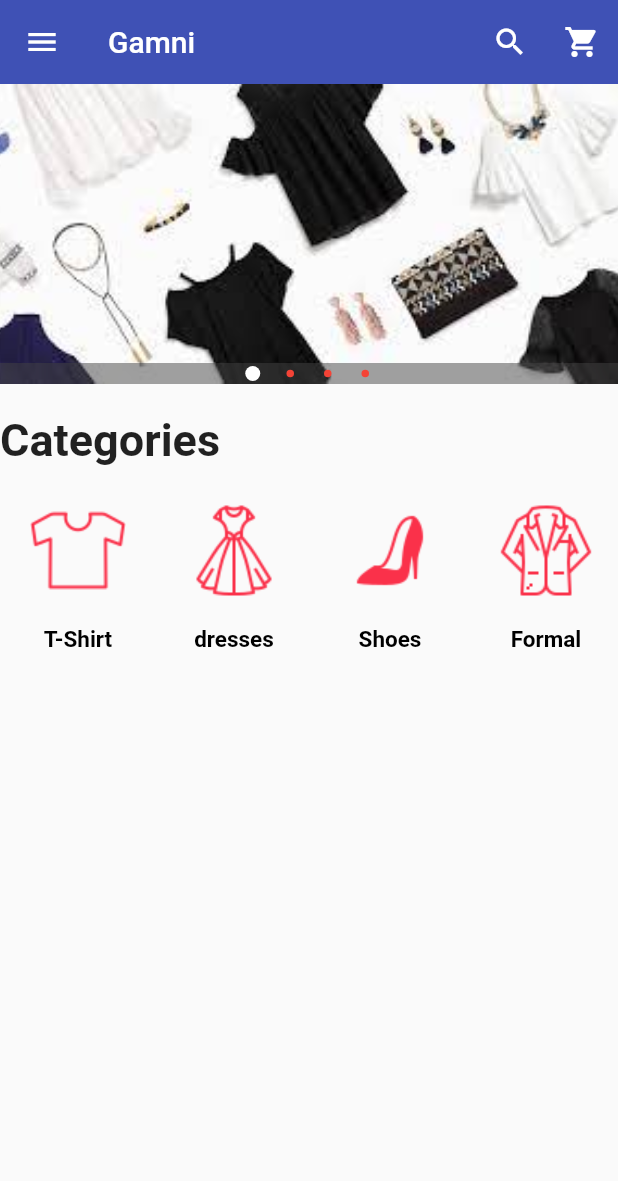
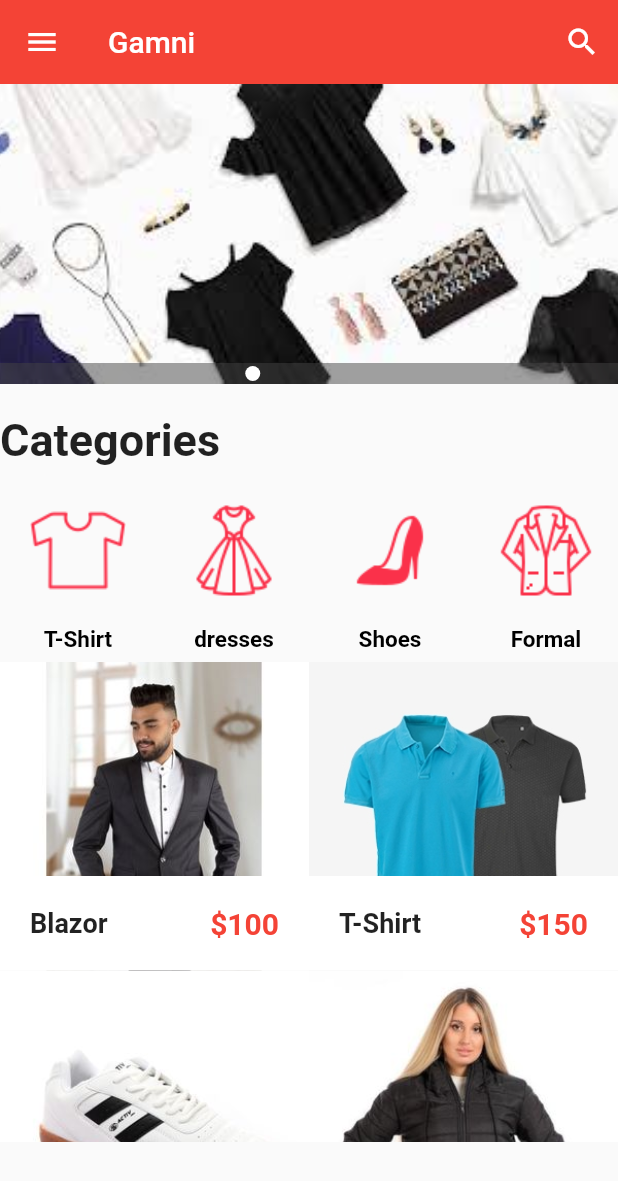
Before and after one commit to DavidMaged171/Gamni-E-commerce-App, a Flutter app: the screen it shows after launch, on a phone screen of 412 x 824 dp. Shown: the top 1181 px of the screen. Run offline on Flutter 3.47's test engine with Material 2 defaults, Android fonts, the phone set to English and light mode, and no system bars; drawn by our look-alikes of carousel_pro.

Commit message:
Added most resent products & Product details page

```diff
--- a/lib/customWidget/GamniDrawer.dart
+++ b/lib/customWidget/GamniDrawer.dart
@@ -17,14 +17,14 @@ Widget GamniDrawer() {
             ),
           ),
           decoration: new BoxDecoration(
-            color: Colors.red,
+            color: Colors.indigo[900],
           ),
         ),
-        DrawerInkWell(title: "Home",icon: Icon(Icons.home)),
-        DrawerInkWell(title: "My Account",icon: Icon(Icons.person)),
-        DrawerInkWell(title: "My Orders",icon: Icon(Icons.shopping_basket)),
-        DrawerInkWell(title: "Categories",icon: Icon(Icons.dashboard)),
-        DrawerInkWell(title: "Favourites",icon: Icon(Icons.favorite)),
+        DrawerInkWell(title: "Home",icon: Icon(Icons.home,color: Colors.indigo[900],)),
+        DrawerInkWell(title: "My Account",icon: Icon(Icons.person,color: Colors.indigo[900])),
+        DrawerInkWell(title: "My Orders",icon: Icon(Icons.shopping_basket,color: Colors.indigo[900])),
+        DrawerInkWell(title: "Categories",icon: Icon(Icons.dashboard,color: Colors.indigo[900])),
+        DrawerInkWell(title: "Favourites",icon: Icon(Icons.favorite,color: Colors.indigo[900])),
         Divider(
           height: 10,
         ),
--- /dev/null
+++ b/lib/customWidget/product.dart
@@ -0,0 +1,127 @@
+import 'package:flutter/cupertino.dart';
+import 'package:flutter/material.dart';
+import 'package:flutter_app/screens/productDetails.dart';
+
+class Products extends StatefulWidget {
+  @override
+  _ProductsState createState() => _ProductsState();
+}
+
+class _ProductsState extends State<Products> {
+  var _productList = [
+    {
+      "name": "Blazor",
+      "image": "lib/images/blazor1.jpg",
+      "oldPrice": 120,
+      "price": 100,
+      "detail": "Formal blazor for men, 100% cotton",
+    },
+    {
+      "name": "T-Shirt",
+      "image": "lib/images/t-shirt1.jpg",
+      "oldPrice": 200,
+      "price": 150,
+      "detail": "Casual T-Shirt for men, 100% cotton",
+    },
+    {
+      "name": "Active Shoose",
+      "image": "lib/images/active.jpg",
+      "oldPrice": 300,
+      "price": 250,
+      "detail": "Running shoose for more comfort for you",
+    },
+    {
+      "name": "Black jacket",
+      "image": "lib/images/jacket.jpg",
+      "oldPrice": 600,
+      "price": 480,
+      "detail": "Black jacket for women ",
+    },
+  ];
+
+  @override
+  Widget build(BuildContext context) {
+    return GridView.builder(
+        itemCount: _productList.length,
+        gridDelegate: new SliverGridDelegateWithFixedCrossAxisCount(
+          crossAxisCount: 2,
+        ),
+        itemBuilder: (BuildContext context, int index) {
+          return SingleProduct(
+            productName: _productList[index]["name"],
+            productImage: _productList[index]["image"],
+            oldPrice: _productList[index]["oldPrice"],
+            price: _productList[index]["price"],
+            productDetails: _productList[index]["detail"],
+          );
+        });
+  }
+}
+
+class SingleProduct extends StatelessWidget {
+  final String productName, productImage, productDetails;
+  final oldPrice, price;
+
+  SingleProduct({
+    this.oldPrice,
+    this.price,
+    this.productImage,
+    this.productName,
+    this.productDetails,
+  });
+
+  @override
+  Widget build(BuildContext context) {
+    return Container(
+      child: Hero(
+        tag: productName,
+        child: Material(
+          child: InkWell(
+            onTap: () => Navigator.of(context).push(new MaterialPageRoute(
+                //Passing a parameters to a details page
+                builder: (context) => new ProductDetails(
+                      productDetailImage: productImage,
+                      productDetailName: productName,
+                      productDetailOldPrice: oldPrice,
+                      productDetailPrice: price,
+                      productDetails: productDetails,
+                    ))),
+            child: GridTile(
+              footer: Container(
+                color: Colors.white,
+                child: Padding(
+                  padding: EdgeInsets.all(20),
+                  child: Row(
+                    children: [
+                      Expanded(
+                        child: Text(
+                          productName,
+                          style: TextStyle(
+                            fontSize: 18,
+                            fontWeight: FontWeight.bold,
+                          ),
+                        ),
+                      ),
+                      Text(
+                        "\$" + price.toString(),
+                        style: TextStyle(
+                          color: Colors.red,
+                          fontSize: 20,
+                          fontWeight: FontWeight.bold,
+                        ),
+                      ),
+                    ],
+                  ),
+                ),
+              ),
+              child: Image.asset(
+                productImage,
+                fit: BoxFit.cover,
+              ),
+            ),
+          ),
+        ),
+      ),
+    );
+  }
+}
--- a/lib/screens/HomePage.dart
+++ b/lib/screens/HomePage.dart
@@ -3,6 +3,7 @@ import 'package:flutter/material.dart';
 import 'package:flutter_app/customWidget/GamniDrawer.dart';
 import 'package:carousel_pro/carousel_pro.dart';
 import 'package:flutter_app/customWidget/horizontalList.dart';
+import 'package:flutter_app/customWidget/product.dart';
 
 class HomePage extends StatefulWidget {
   @override
@@ -14,19 +15,14 @@ class _HomePageState extends State<HomePage> {
   Widget build(BuildContext context) {
     return Scaffold(
       appBar: new AppBar(
+
         elevation: 0,
         title: Text('Gamni'),
-        backgroundColor: Colors.indigo,
+        backgroundColor: Colors.red,
         actions: [
           new IconButton(
               icon: Icon(
                 Icons.search,
-                color: Colors.white,
-              ),
-              onPressed: () {}),
-          new IconButton(
-              icon: Icon(
-                Icons.shopping_cart,
                 color: Colors.white,
               ),
               onPressed: () {}),
@@ -49,6 +45,11 @@ class _HomePageState extends State<HomePage> {
                 Categoryy("Pants", "lib/images/pants.png"),
               ],
             ),
+
+          ),
+          Container(
+            height: 320,
+            child: Products(),
           ),
         ],
       ),
@@ -70,7 +71,7 @@ Widget getImageCarousel() {
       autoplay: true,
       dotSize: 5,
       indicatorBgPadding: 2,
-      dotColor: Colors.red,
+      dotColor: Colors.transparent,
       //animationCurve: Curves.fastOutSlowIn,
       //animationDuration: Duration(milliseconds: 100),
     ),
--- a/pubspec.yaml
+++ b/pubspec.yaml
@@ -53,6 +53,10 @@ flutter:
     - lib/images/shoes.png
     - lib/images/dress.png
     - lib/images/pants.png
+    - lib/images/blazor1.jpg
+    - lib/images/t-shirt1.jpg
+    - lib/images/jacket.jpg
+    - lib/images/active.jpg
 
   # An image asset can refer to one or more resolution-specific "variants", see
   # https://flutter.dev/assets-and-images/#resolution-aware.
```
Also changed, not shown: lib/screens/productDetails.dart (added, +211 -0 lines), lib/images/1.jpg (added), lib/images/2.jpg (added), lib/images/Blazers_s__192_x_107_.png (added), lib/images/Shirts_300x300_copy_4.png (added), lib/images/active.jpg (added), lib/images/blazor1.jpg (added), lib/images/blazor2.jpg (added), lib/images/blazor3.jpg (added), lib/images/jacket.jpg (added), lib/images/t-shirt1.jpg (added).
